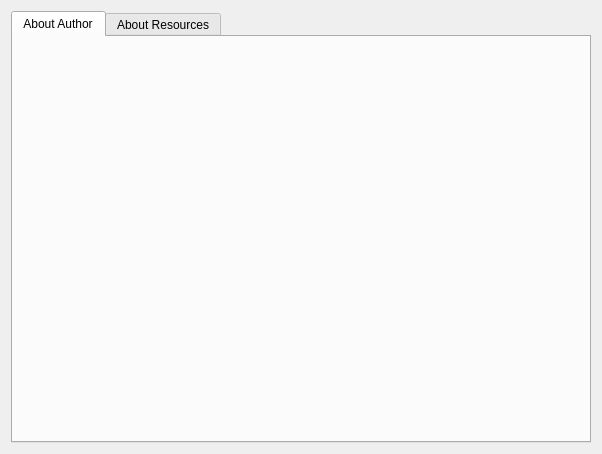
Above: View/HelpView.ui from zhaiyuhan/HeroMaster before the change. Below: the same form after it.
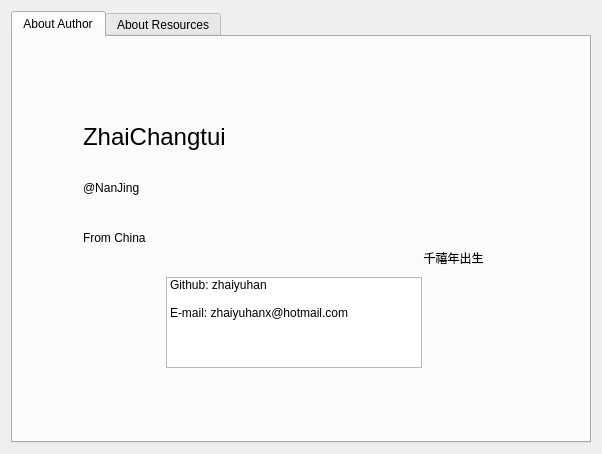
That is the form after the change. The open tabs and pages were chosen to show the change. Icons and pictures are not drawn.

The edit to the form file:
```diff
--- a/View/HelpView.ui
+++ b/View/HelpView.ui
@@ -28,6 +28,157 @@
         <attribute name="title">
          <string>About Author</string>
         </attribute>
+        <widget class="QWidget" name="horizontalLayoutWidget_3">
+         <property name="geometry">
+          <rect>
+           <x>70</x>
+           <y>240</y>
+           <width>421</width>
+           <height>91</height>
+          </rect>
+         </property>
+         <layout class="QHBoxLayout" name="horizontalLayout_3">
+          <item>
+           <spacer name="horizontalSpacer_5">
+            <property name="orientation">
+             <enum>Qt::Horizontal</enum>
+            </property>
+            <property name="sizeHint" stdset="0">
+             <size>
+              <width>40</width>
+              <height>20</height>
+             </size>
+            </property>
+           </spacer>
+          </item>
+          <item>
+           <widget class="QListWidget" name="listWidget">
+            <item>
+             <property name="text">
+              <string>Github: zhaiyuhan</string>
+             </property>
+            </item>
+            <item>
+             <property name="text">
+              <string/>
+             </property>
+            </item>
+            <item>
+             <property name="text">
+              <string>E-mail: zhaiyuhanx@hotmail.com</string>
+             </property>
+            </item>
+            <item>
+             <property name="text">
+              <string/>
+             </property>
+            </item>
+           </widget>
+          </item>
+          <item>
+           <spacer name="horizontalSpacer_6">
+            <property name="orientation">
+             <enum>Qt::Horizontal</enum>
+            </property>
+            <property name="sizeHint" stdset="0">
+             <size>
+              <width>40</width>
+              <height>20</height>
+             </size>
+            </property>
+           </spacer>
+          </item>
+         </layout>
+        </widget>
+        <widget class="QLabel" name="label_4">
+         <property name="geometry">
+          <rect>
+           <x>70</x>
+           <y>70</y>
+           <width>141</width>
+           <height>61</height>
+          </rect>
+         </property>
+         <property name="text">
+          <string>&lt;html&gt;&lt;head/&gt;&lt;body&gt;&lt;p&gt;&lt;span style=&quot; font-size:18pt;&quot;&gt;ZhaiChangtui&lt;/span&gt;&lt;/p&gt;&lt;/body&gt;&lt;/html&gt;</string>
+         </property>
+        </widget>
+        <widget class="QLabel" name="label_5">
+         <property name="geometry">
+          <rect>
+           <x>70</x>
+           <y>140</y>
+           <width>111</width>
+           <height>21</height>
+          </rect>
+         </property>
+         <property name="text">
+          <string>@NanJing</string>
+         </property>
+        </widget>
+        <widget class="QLabel" name="label_6">
+         <property name="geometry">
+          <rect>
+           <x>70</x>
+           <y>190</y>
+           <width>91</width>
+           <height>21</height>
+          </rect>
+         </property>
+         <property name="text">
+          <string>From China</string>
+         </property>
+        </widget>
+        <widget class="QLabel" name="label_7">
+         <property name="geometry">
+          <rect>
+           <x>370</x>
+           <y>60</y>
+           <width>140</width>
+           <height>140</height>
+          </rect>
+         </property>
+         <property name="minimumSize">
+          <size>
+           <width>140</width>
+           <height>140</height>
+          </size>
+         </property>
+         <property name="maximumSize">
+          <size>
+           <width>140</width>
+           <height>140</height>
+          </size>
+         </property>
+         <property name="text">
+          <string/>
+         </property>
+         <property name="pixmap">
+          <pixmap resource="../Resources/basic.qrc">:/psd.jpg</pixmap>
+         </property>
+         <property name="scaledContents">
+          <bool>true</bool>
+         </property>
+         <property name="alignment">
+          <set>Qt::AlignCenter</set>
+         </property>
+        </widget>
+        <widget class="QLabel" name="label_8">
+         <property name="geometry">
+          <rect>
+           <x>390</x>
+           <y>210</y>
+           <width>101</width>
+           <height>21</height>
+          </rect>
+         </property>
+         <property name="text">
+          <string>千禧年出生</string>
+         </property>
+         <property name="alignment">
+          <set>Qt::AlignCenter</set>
+         </property>
+        </widget>
        </widget>
        <widget class="QWidget" name="tab_2">
         <attribute name="title">
```
Left out of the diff: 131 changed lines with no effect on the pictures.
